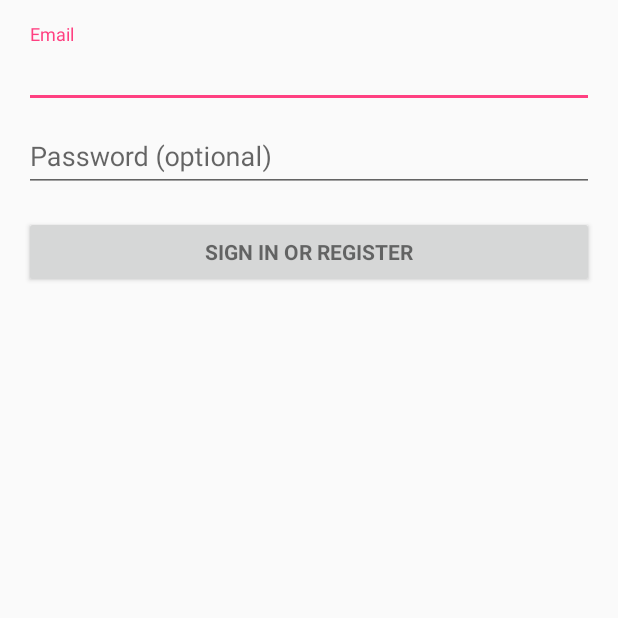
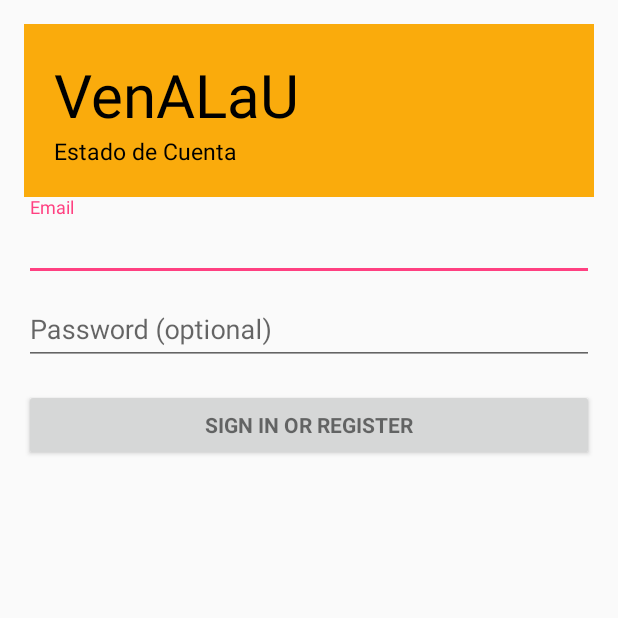
Before and after one commit to MariaIAF97/VenALaU_Final, an Android app: the IniciarSesionActivity screen opened directly, with no data from a screen before it, on a phone screen of 412 x 824 dp, the top half of it. Run offline under Robolectric (Android 15) with nearby library versions, the phone set to English and light mode, and no system bars; 2 statements that could not run were skipped.

```diff
--- a/app/build.gradle
+++ b/app/build.gradle
@@ -27,7 +27,7 @@ android {
 }
 
 dependencies {
-    implementation fileTree(dir: 'libs', include: ['*.jar'])
+    implementation fileTree(include: ['*.jar'], dir: 'libs')
     implementation 'com.android.support:appcompat-v7:27.1.1'
     implementation 'com.android.support.constraint:constraint-layout:1.1.0'
     implementation 'com.android.support:design:27.1.1'
@@ -35,5 +35,5 @@ dependencies {
     androidTestImplementation 'com.android.support.test:runner:1.0.1'
     androidTestImplementation 'com.android.support.test.espresso:espresso-core:3.0.1'
     implementation 'org.springframework.android:spring-android-rest-template:2.0.0.M3'
-
+    implementation files('libs/jtds-1.3.1.jar')
 }
--- a/app/src/main/java/com/example/sergiorodriguez/venalau_app/IniciarSesionActivity.java
+++ b/app/src/main/java/com/example/sergiorodriguez/venalau_app/IniciarSesionActivity.java
@@ -39,6 +39,8 @@ import static android.Manifest.permission.READ_CONTACTS;
  */
 public class IniciarSesionActivity extends AppCompatActivity implements LoaderCallbacks<Cursor> {
 
+    Boolean incorrectPass=false;
+    String usuario;
     /**
      * Id to identity READ_CONTACTS permission request.
      */
@@ -346,4 +348,5 @@ public class IniciarSesionActivity extends AppCompatActivity implements LoaderCa
             showProgress(false);
         }
     }
+
 }
--- a/app/src/main/java/com/example/sergiorodriguez/venalau_app/ReservasActivity.java
+++ b/app/src/main/java/com/example/sergiorodriguez/venalau_app/ReservasActivity.java
@@ -40,6 +40,7 @@ public class ReservasActivity extends AppCompatActivity {
     int horas,minutos;
     private DatePickerDialog.OnDateSetListener mDateSetListener;
     private TimePickerDialog.OnTimeSetListener mHourSetListener;
+
 
     @Override
     protected void onCreate(Bundle savedInstanceState) {
--- a/app/src/main/res/layout/activity_iniciar_sesion.xml
+++ b/app/src/main/res/layout/activity_iniciar_sesion.xml
@@ -9,6 +9,32 @@
     android:paddingRight="@dimen/activity_horizontal_margin"
     android:paddingTop="@dimen/activity_vertical_margin"
     tools:context="com.example.sergiorodriguez.venalau_app.IniciarSesionActivity">
+    <LinearLayout
+        android:layout_width="match_parent"
+        android:layout_height="wrap_content"
+        android:background="@color/colorPrimaryDark"
+        android:orientation="vertical"
+        android:padding="20dp">
+
+
+        <TextView
+            android:id="@+id/textView"
+            android:layout_width="wrap_content"
+            android:layout_height="wrap_content"
+            android:text="VenALaU"
+            android:textAlignment="center"
+            android:textColor="#000000"
+            android:textSize="40dp" />
+
+        <TextView
+            android:layout_width="wrap_content"
+            android:layout_height="wrap_content"
+            android:text="Estado de Cuenta"
+            android:textColor="#000000"
+            android:textSize="15dp" />
+
+
+    </LinearLayout>
 
     <!-- Login progress -->
     <ProgressBar
```
Also changed, not shown: app/src/main/java/com/example/sergiorodriguez/venalau_app/RegistroActivity.java (+161 -10 lines), app/libs/jtds-1.3.1.jar (added).
